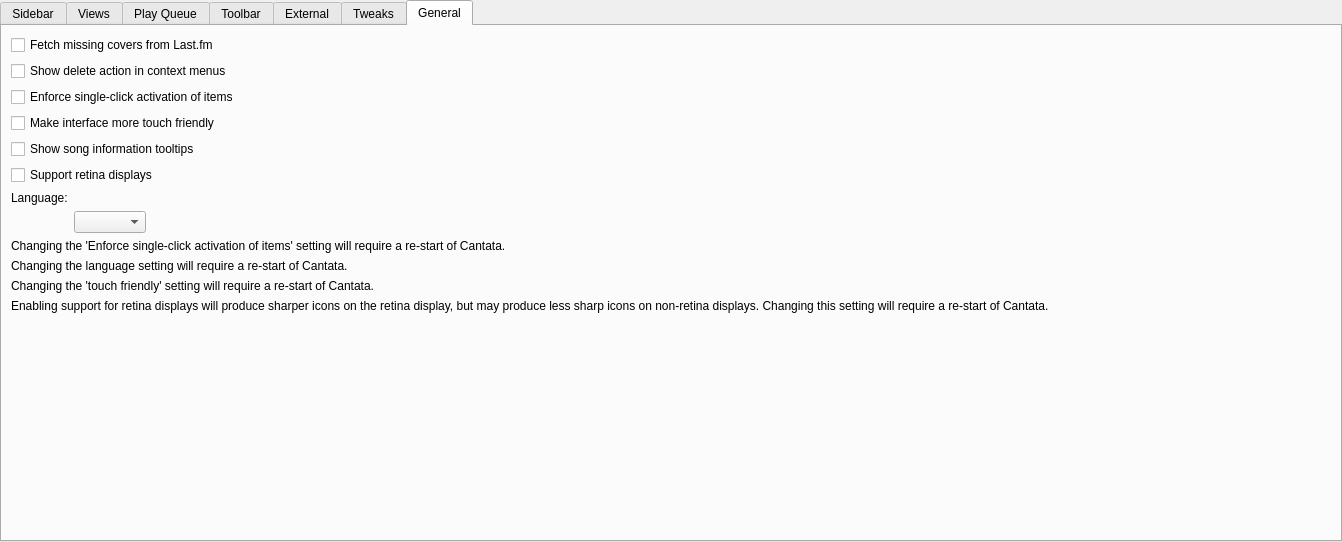
First picture: the form in gui/interfacesettings.ui, repository CDrummond/cantata, before the edit.
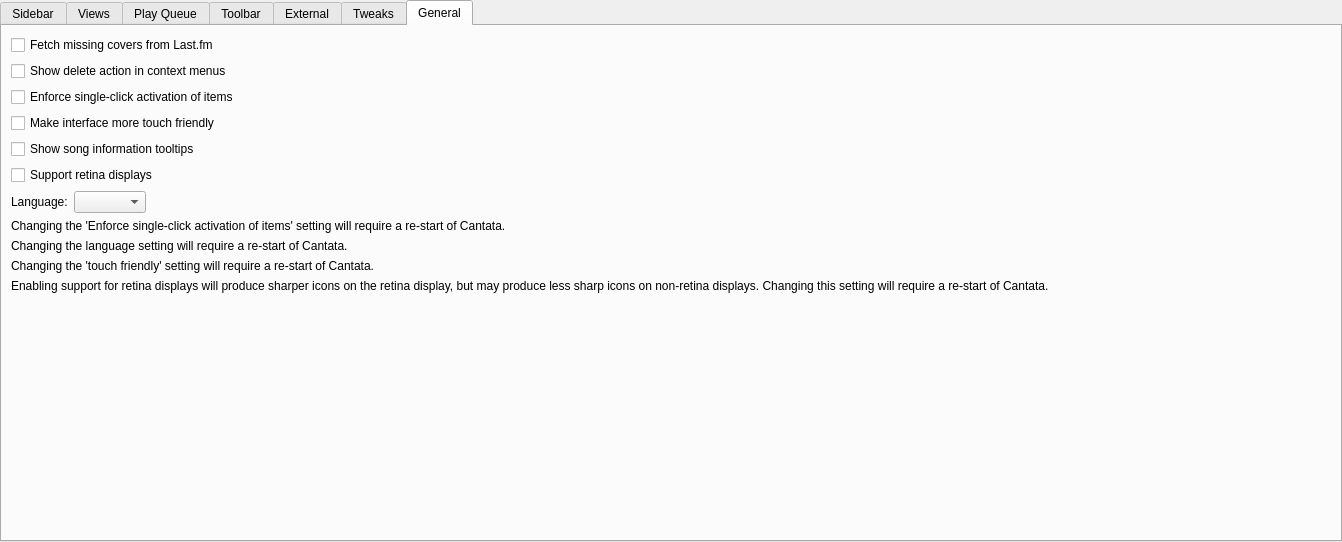
Second picture: the form after the edit. The open tabs and pages were chosen to show the change. Custom widgets are drawn as their Qt base class.

Commit message: Place language combo on correct line!

```diff
--- a/gui/interfacesettings.ui
+++ b/gui/interfacesettings.ui
@@ -799,7 +799,7 @@
            </property>
           </widget>
          </item>
-         <item row="7" column="1">
+         <item row="6" column="1">
           <widget class="QComboBox" name="lang"/>
          </item>
         </layout>
```
